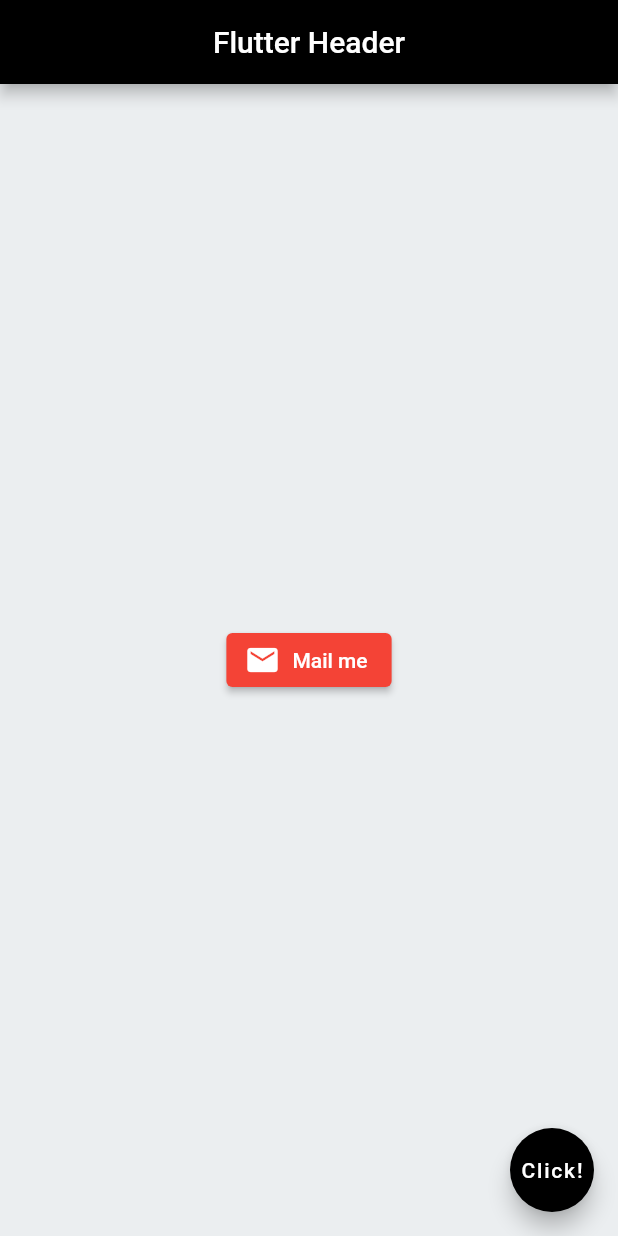
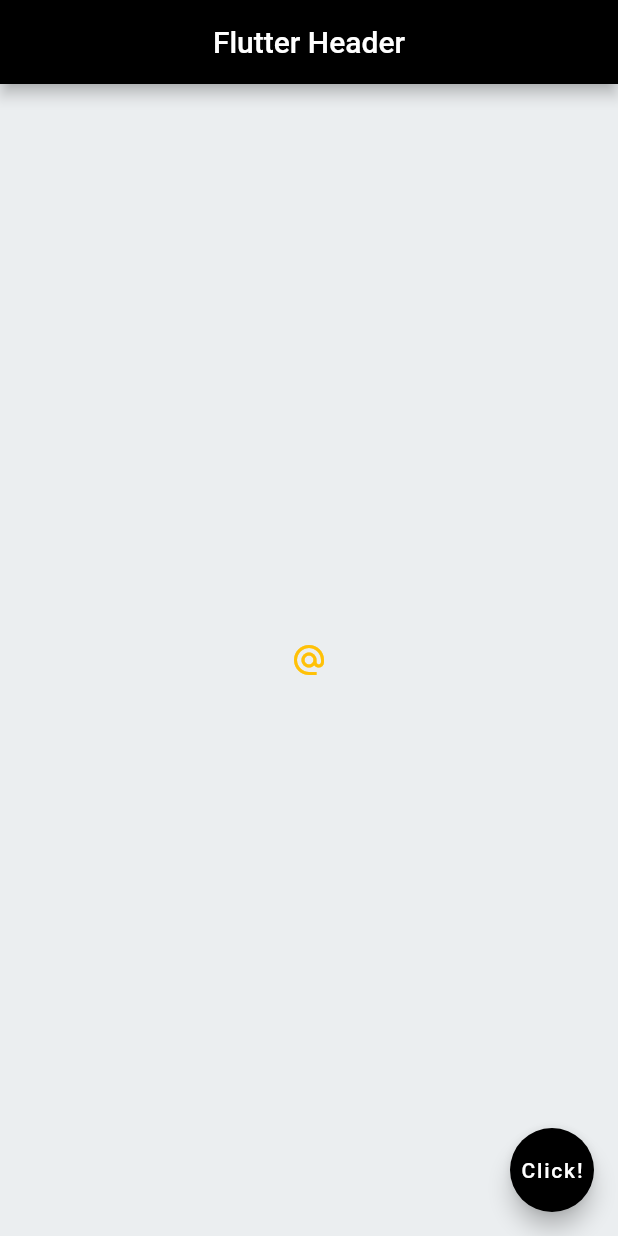
Before and after one commit to Dushani-Ranasinghe/my_first_flutter_app, a Flutter app: the screen it shows after launch, on a phone screen of 412 x 824 dp. Run offline on Flutter 3.47's test engine with Material 2 defaults, Android fonts, the phone set to English and light mode, and no system bars.

Commit message:
clickable icon

```diff
--- a/lib/main.dart
+++ b/lib/main.dart
@@ -18,13 +18,10 @@ class Test extends StatelessWidget {
         centerTitle: true,
       ),
       body: Center(
-          child: ElevatedButton.icon(
-            onPressed: ()=>{},
-            icon: Icon(
-              Icons.mail
-            ),
-            label: Text("Mail me"),
-            style: ElevatedButton.styleFrom(backgroundColor: Colors.red),
+          child: IconButton(
+            onPressed: ()=>{print("you clicked me")},
+            icon: Icon(Icons.alternate_email),
+            color: Colors.amber,
           )
           ),
       floatingActionButton: FloatingActionButton(
```
